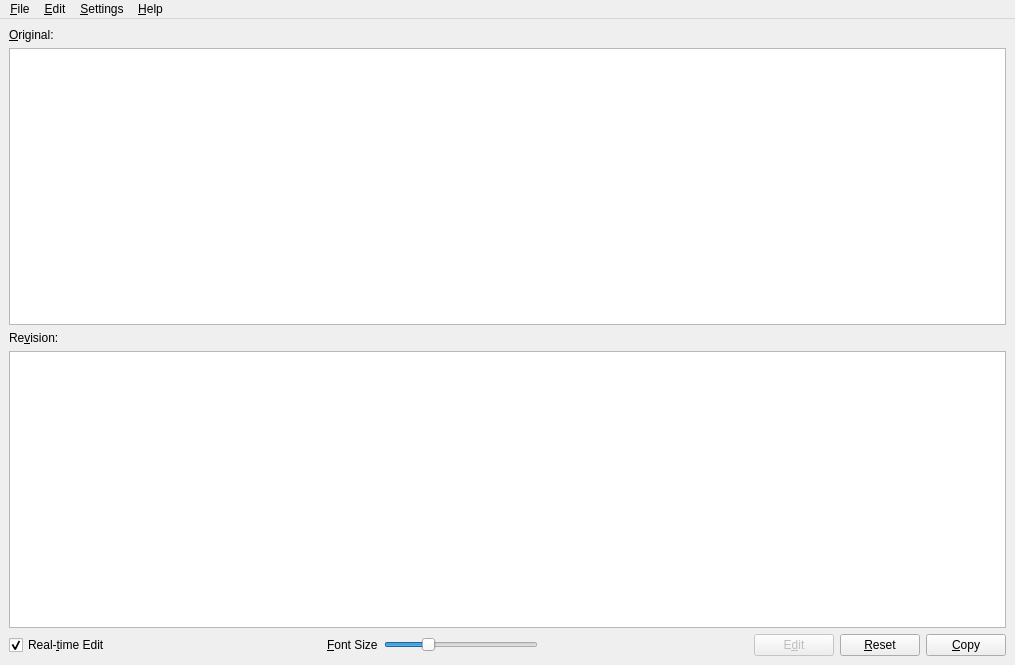
First picture: the form in negar_gui/mwin.ui, repository javadr/negar-gui, before the edit.
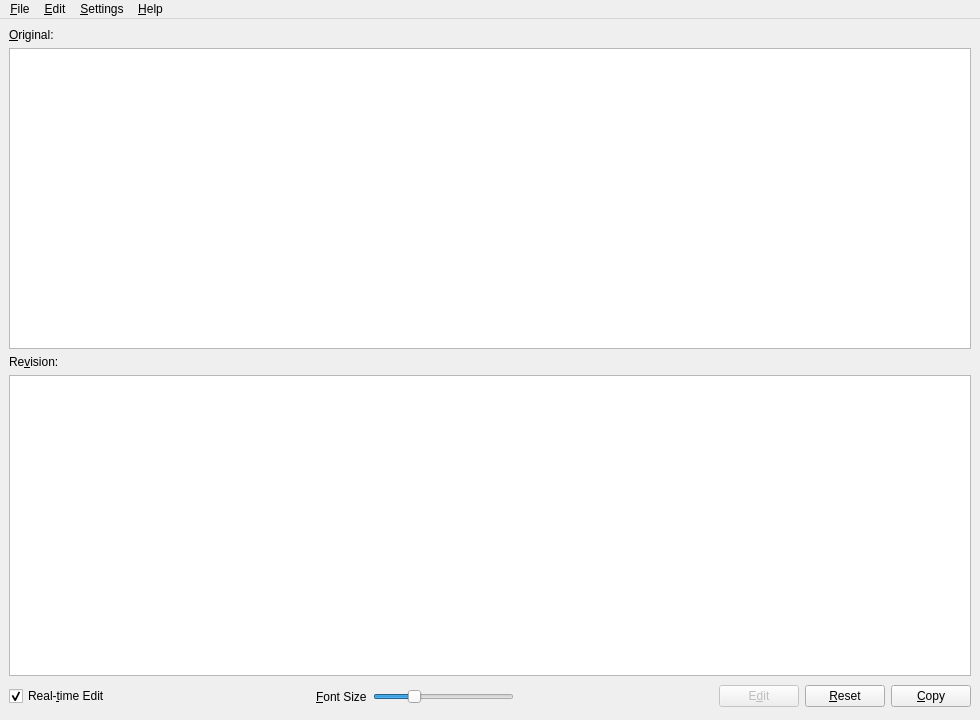
Second picture: the form after the edit. Icons and pictures are not drawn.

```diff
--- a/negar_gui/mwin.ui
+++ b/negar_gui/mwin.ui
@@ -6,8 +6,8 @@
    <rect>
     <x>0</x>
     <y>0</y>
-    <width>1015</width>
-    <height>665</height>
+    <width>980</width>
+    <height>720</height>
    </rect>
   </property>
   <property name="focusPolicy">
@@ -101,8 +101,8 @@
           </property>
           <property name="sizeHint" stdset="0">
            <size>
-            <width>168</width>
-            <height>20</height>
+            <width>87</width>
+            <height>29</height>
            </size>
           </property>
          </spacer>
@@ -144,8 +144,8 @@
           </property>
           <property name="sizeHint" stdset="0">
            <size>
-            <width>138</width>
-            <height>20</height>
+            <width>77</width>
+            <height>29</height>
            </size>
           </property>
          </spacer>
@@ -189,7 +189,7 @@
     <rect>
      <x>0</x>
      <y>0</y>
-     <width>1015</width>
+     <width>980</width>
      <height>27</height>
     </rect>
    </property>
```
Left out of the diff: 98 changed lines with no effect on the pictures.
